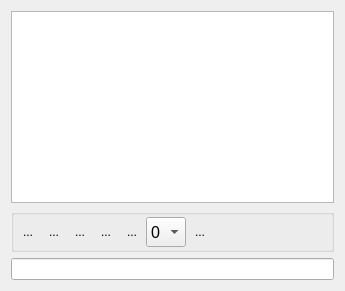
Above: Modules/SegmentationUI/Qmitk/QmitkLabelSetWidgetControls.ui from MITK/MITK before the change. Below: the same form after it.
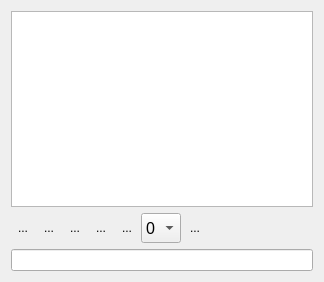
That is the form after the change. Icons and pictures are not drawn. Custom widgets are drawn as their Qt base class.

Patch:
```diff
--- a/Modules/SegmentationUI/Qmitk/QmitkLabelSetWidgetControls.ui
+++ b/Modules/SegmentationUI/Qmitk/QmitkLabelSetWidgetControls.ui
@@ -6,7 +6,7 @@
    <rect>
     <x>0</x>
     <y>0</y>
-    <width>345</width>
+    <width>324</width>
     <height>282</height>
    </rect>
   </property>
@@ -23,7 +23,7 @@
    <item>
     <widget class="QmitkLabelSetTableWidget" name="m_LabelSetTableWidget">
      <property name="sizePolicy">
-      <sizepolicy hsizetype="Minimum" vsizetype="MinimumExpanding">
+      <sizepolicy hsizetype="Preferred" vsizetype="Expanding">
        <horstretch>0</horstretch>
        <verstretch>0</verstretch>
       </sizepolicy>
@@ -37,23 +37,10 @@
     </widget>
    </item>
    <item>
-    <widget class="QGroupBox" name="groupBox_3">
-     <property name="sizePolicy">
-      <sizepolicy hsizetype="Minimum" vsizetype="Preferred">
-       <horstretch>0</horstretch>
-       <verstretch>0</verstretch>
-      </sizepolicy>
-     </property>
-     <property name="title">
-      <string/>
-     </property>
-     <layout class="QHBoxLayout" name="horizontalLayout_3">
+    <layout class="QHBoxLayout" name="horizontalLayout">
       <property name="spacing">
        <number>2</number>
       </property>
-      <property name="margin">
-       <number>2</number>
-      </property>
       <item>
        <widget class="QToolButton" name="m_btSegmentationInteractor">
         <property name="toolTip">
@@ -226,25 +213,27 @@
        </widget>
       </item>
       <item>
-       <spacer name="horizontalSpacer_3">
+      <spacer name="horizontalSpacer">
         <property name="orientation">
          <enum>Qt::Horizontal</enum>
         </property>
+       <property name="sizeType">
+        <enum>QSizePolicy::Expanding</enum>
+       </property>
         <property name="sizeHint" stdset="0">
          <size>
-          <width>57</width>
+         <width>40</width>
           <height>20</height>
          </size>
         </property>
        </spacer>
       </item>
      </layout>
-    </widget>
    </item>
    <item>
     <widget class="ctkSearchBox" name="m_LabelSearchBox">
      <property name="sizePolicy">
-      <sizepolicy hsizetype="Minimum" vsizetype="Fixed">
+      <sizepolicy hsizetype="Preferred" vsizetype="Fixed">
        <horstretch>0</horstretch>
        <verstretch>0</verstretch>
       </sizepolicy>
```
Lines whose indentation alone changed are shown as unchanged.
